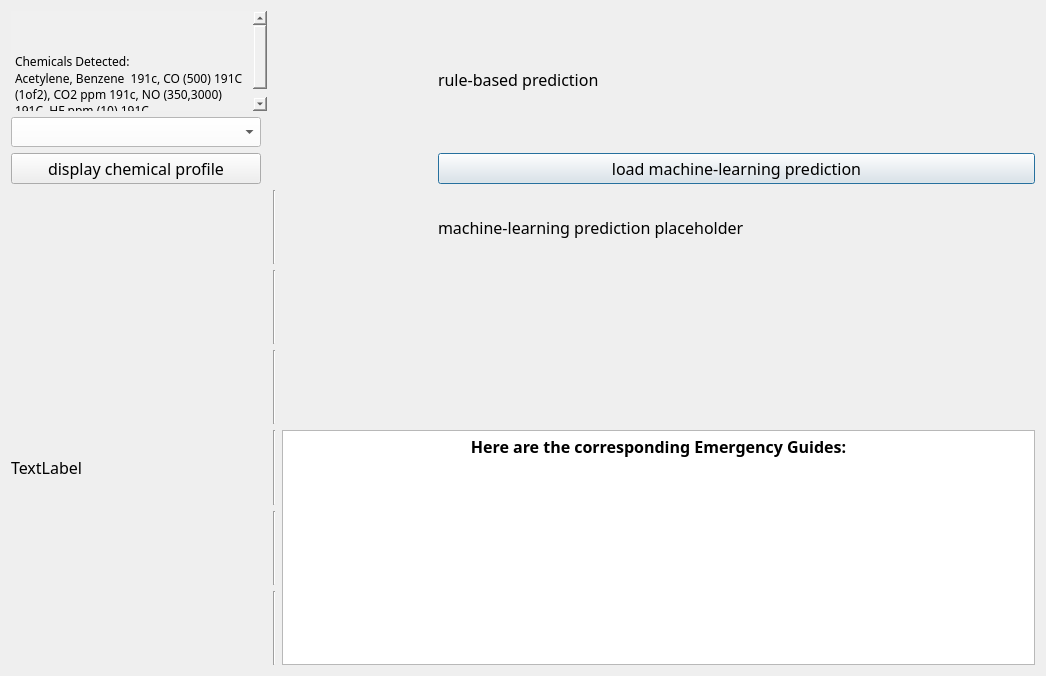
Before: the Qt Designer form cpp_ui/secdialog.ui in zijianKING/Fire_Safety, drawn with Qt 5.
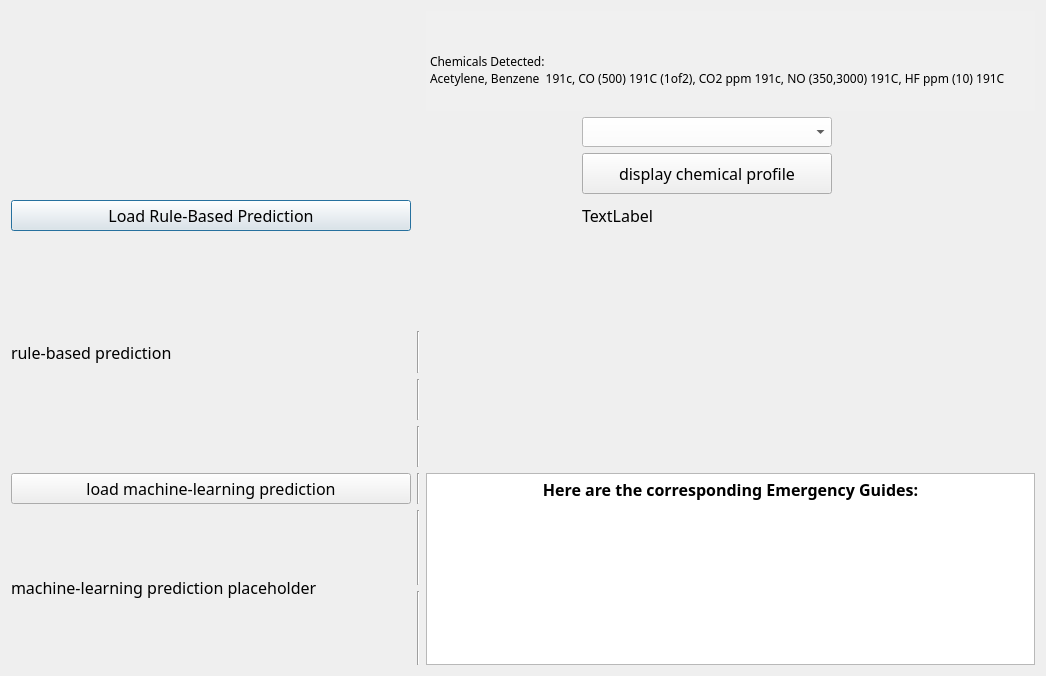
After: the same form once the commit is applied.

Patch:
```diff
--- a/cpp_ui/secdialog.ui
+++ b/cpp_ui/secdialog.ui
@@ -35,116 +35,35 @@
      <property name="horizontalSpacing">
       <number>6</number>
      </property>
-     <item row="9" column="1">
-      <widget class="QLabel" name="label_3">
-       <property name="text">
-        <string/>
-       </property>
-      </widget>
-     </item>
-     <item row="8" column="3" rowspan="3" colspan="2">
-      <widget class="QTextBrowser" name="textBrowser">
-       <property name="enabled">
-        <bool>true</bool>
-       </property>
-       <property name="sizePolicy">
-        <sizepolicy hsizetype="Preferred" vsizetype="Preferred">
-         <horstretch>0</horstretch>
-         <verstretch>0</verstretch>
-        </sizepolicy>
-       </property>
-       <property name="html">
-        <string>&lt;!DOCTYPE HTML PUBLIC &quot;-//W3C//DTD HTML 4.0//EN&quot; &quot;http://www.w3.org/TR/REC-html40/strict.dtd&quot;&gt;
-&lt;html&gt;&lt;head&gt;&lt;meta name=&quot;qrichtext&quot; content=&quot;1&quot; /&gt;&lt;style type=&quot;text/css&quot;&gt;
-p, li { white-space: pre-wrap; }
-&lt;/style&gt;&lt;/head&gt;&lt;body style=&quot; font-family:'Centaur'; font-size:12pt; font-weight:400; font-style:normal;&quot;&gt;
-&lt;p align=&quot;center&quot; style=&quot; margin-top:0px; margin-bottom:0px; margin-left:0px; margin-right:0px; -qt-block-indent:0; text-indent:0px;&quot;&gt;&lt;span style=&quot; font-family:'MS Shell Dlg 2'; font-weight:600;&quot;&gt;Here are the corresponding Emergency Guides:&lt;/span&gt;&lt;/p&gt;&lt;/body&gt;&lt;/html&gt;</string>
-       </property>
-      </widget>
-     </item>
-     <item row="4" column="2">
-      <widget class="Line" name="line_5">
-       <property name="orientation">
-        <enum>Qt::Vertical</enum>
-       </property>
-      </widget>
-     </item>
-     <item row="8" column="2">
-      <widget class="Line" name="line_2">
-       <property name="orientation">
-        <enum>Qt::Vertical</enum>
-       </property>
-      </widget>
-     </item>
-     <item row="10" column="2">
+     <item row="16" column="2">
       <widget class="Line" name="line_3">
        <property name="orientation">
         <enum>Qt::Vertical</enum>
        </property>
       </widget>
      </item>
-     <item row="0" column="4" rowspan="2">
-      <widget class="QLabel" name="label_5">
-       <property name="text">
-        <string>rule-based prediction</string>
-       </property>
-      </widget>
-     </item>
-     <item row="3" column="3" rowspan="3">
-      <widget class="QLabel" name="label">
-       <property name="sizePolicy">
-        <sizepolicy hsizetype="Preferred" vsizetype="Preferred">
-         <horstretch>0</horstretch>
-         <verstretch>0</verstretch>
-        </sizepolicy>
-       </property>
-       <property name="maximumSize">
-        <size>
-         <width>150</width>
-         <height>150</height>
-        </size>
-       </property>
-       <property name="text">
-        <string/>
-       </property>
-      </widget>
-     </item>
-     <item row="3" column="4">
-      <widget class="QLabel" name="label_4">
-       <property name="text">
-        <string>machine-learning prediction placeholder</string>
-       </property>
-      </widget>
-     </item>
-     <item row="9" column="2">
+     <item row="15" column="2">
       <widget class="Line" name="line">
        <property name="orientation">
         <enum>Qt::Vertical</enum>
        </property>
       </widget>
      </item>
-     <item row="5" column="2">
-      <widget class="Line" name="line_6">
-       <property name="orientation">
-        <enum>Qt::Vertical</enum>
-       </property>
-      </widget>
-     </item>
-     <item row="3" column="2">
+     <item row="9" column="2">
       <widget class="Line" name="line_4">
        <property name="orientation">
         <enum>Qt::Vertical</enum>
        </property>
       </widget>
      </item>
-     <item row="2" column="4">
-      <widget class="QPushButton" name="pushButton_2">
-       <property name="text">
-        <string>load machine-learning prediction</string>
+     <item row="14" column="2">
+      <widget class="Line" name="line_2">
+       <property name="orientation">
+        <enum>Qt::Vertical</enum>
        </property>
       </widget>
      </item>
-     <item row="0" column="1">
+     <item row="3" column="3" colspan="3">
       <widget class="QTextBrowser" name="DetectedText">
        <property name="sizePolicy">
         <sizepolicy hsizetype="Preferred" vsizetype="Preferred">
@@ -181,7 +100,48 @@
        </property>
       </widget>
      </item>
-     <item row="1" column="1">
+     <item row="8" column="3" colspan="3">
+      <widget class="QLabel" name="label_3">
+       <property name="text">
+        <string/>
+       </property>
+      </widget>
+     </item>
+     <item row="15" column="0" rowspan="2" colspan="2">
+      <widget class="QLabel" name="label_4">
+       <property name="text">
+        <string>machine-learning prediction placeholder</string>
+       </property>
+      </widget>
+     </item>
+     <item row="7" column="0" rowspan="5" colspan="2">
+      <widget class="QLabel" name="label_5">
+       <property name="text">
+        <string>rule-based prediction</string>
+       </property>
+      </widget>
+     </item>
+     <item row="14" column="3" rowspan="3" colspan="3">
+      <widget class="QTextBrowser" name="textBrowser">
+       <property name="enabled">
+        <bool>true</bool>
+       </property>
+       <property name="sizePolicy">
+        <sizepolicy hsizetype="Preferred" vsizetype="Preferred">
+         <horstretch>0</horstretch>
+         <verstretch>0</verstretch>
+        </sizepolicy>
+       </property>
+       <property name="html">
+        <string>&lt;!DOCTYPE HTML PUBLIC &quot;-//W3C//DTD HTML 4.0//EN&quot; &quot;http://www.w3.org/TR/REC-html40/strict.dtd&quot;&gt;
+&lt;html&gt;&lt;head&gt;&lt;meta name=&quot;qrichtext&quot; content=&quot;1&quot; /&gt;&lt;style type=&quot;text/css&quot;&gt;
+p, li { white-space: pre-wrap; }
+&lt;/style&gt;&lt;/head&gt;&lt;body style=&quot; font-family:'Centaur'; font-size:12pt; font-weight:400; font-style:normal;&quot;&gt;
+&lt;p align=&quot;center&quot; style=&quot; margin-top:0px; margin-bottom:0px; margin-left:0px; margin-right:0px; -qt-block-indent:0; text-indent:0px;&quot;&gt;&lt;span style=&quot; font-family:'MS Shell Dlg 2'; font-weight:600;&quot;&gt;Here are the corresponding Emergency Guides:&lt;/span&gt;&lt;/p&gt;&lt;/body&gt;&lt;/html&gt;</string>
+       </property>
+      </widget>
+     </item>
+     <item row="4" column="4">
       <widget class="QComboBox" name="comboBox">
        <property name="sizePolicy">
         <sizepolicy hsizetype="Preferred" vsizetype="Preferred">
@@ -215,7 +175,54 @@
        </property>
       </widget>
      </item>
-     <item row="2" column="1">
+     <item row="9" column="3" rowspan="3">
+      <widget class="QLabel" name="label">
+       <property name="sizePolicy">
+        <sizepolicy hsizetype="Preferred" vsizetype="Preferred">
+         <horstretch>0</horstretch>
+         <verstretch>0</verstretch>
+        </sizepolicy>
+       </property>
+       <property name="maximumSize">
+        <size>
+         <width>150</width>
+         <height>150</height>
+        </size>
+       </property>
+       <property name="text">
+        <string/>
+       </property>
+      </widget>
+     </item>
+     <item row="11" column="2">
+      <widget class="Line" name="line_6">
+       <property name="orientation">
+        <enum>Qt::Vertical</enum>
+       </property>
+      </widget>
+     </item>
+     <item row="6" column="0" colspan="2">
+      <widget class="QPushButton" name="pushButton_3">
+       <property name="text">
+        <string>Load Rule-Based Prediction</string>
+       </property>
+      </widget>
+     </item>
+     <item row="14" column="0" colspan="2">
+      <widget class="QPushButton" name="pushButton_2">
+       <property name="text">
+        <string>load machine-learning prediction</string>
+       </property>
+      </widget>
+     </item>
+     <item row="10" column="2">
+      <widget class="Line" name="line_5">
+       <property name="orientation">
+        <enum>Qt::Vertical</enum>
+       </property>
+      </widget>
+     </item>
+     <item row="5" column="4">
       <widget class="QPushButton" name="pushButton">
        <property name="sizePolicy">
         <sizepolicy hsizetype="Maximum" vsizetype="Maximum">
@@ -252,7 +259,7 @@
        </property>
       </widget>
      </item>
-     <item row="8" column="1">
+     <item row="6" column="4">
       <widget class="QLabel" name="label_2">
        <property name="text">
         <string>TextLabel</string>
```
